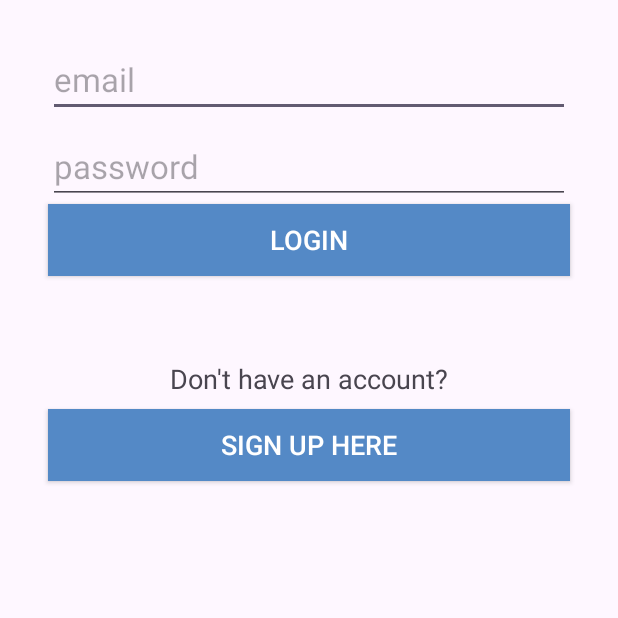
After one commit to yalcinmer/SmackChatApp, an Android app: the LoginActivity screen opened directly, with no data from a screen before it, on a phone screen of 412 x 824 dp, the top half of it. The commit adds this screen. Run offline under Robolectric (Android 15) with nearby library versions, the phone set to English and light mode, and no system bars.

Commit message:
adding login activity

```diff
--- a/app/src/main/AndroidManifest.xml
+++ b/app/src/main/AndroidManifest.xml
@@ -12,6 +12,9 @@
             android:theme="@style/Theme.SmackChatApp"
             tools:targetApi="31">
         <activity
+                android:name=".LoginActivity"
+                android:exported="false"/>
+        <activity
                 android:name=".MainActivity"
                 android:exported="true"
                 android:label="@string/title_activity_main"
--- /dev/null
+++ b/app/src/main/java/com/phi/smackchatapp/LoginActivity.kt
@@ -0,0 +1,27 @@
+package com.phi.smackchatapp
+
+import android.os.Bundle
+import android.view.View
+import androidx.activity.enableEdgeToEdge
+import androidx.appcompat.app.AppCompatActivity
+import com.phi.smackchatapp.databinding.ActivityLoginBinding
+
+class LoginActivity : AppCompatActivity() {
+
+    private lateinit var binding: ActivityLoginBinding
+
+    override fun onCreate(savedInstanceState: Bundle?) {
+        super.onCreate(savedInstanceState)
+        enableEdgeToEdge()
+        binding = ActivityLoginBinding.inflate(layoutInflater)
+        setContentView(binding.root)
+    }
+
+    fun loginButtonClicked(view: View) {
+
+    }
+
+    fun loginCreateUserButtonClicked(view: View) {
+
+    }
+}
--- a/app/src/main/java/com/phi/smackchatapp/MainActivity.kt
+++ b/app/src/main/java/com/phi/smackchatapp/MainActivity.kt
@@ -1,5 +1,6 @@
 package com.phi.smackchatapp
 
+import android.content.Intent
 import android.os.Bundle
 import android.view.View
 import androidx.appcompat.app.ActionBarDrawerToggle
@@ -28,7 +29,8 @@ class MainActivity : AppCompatActivity() {
     }
 
     fun loginButtonNavClicked(view: View) {
-
+        val loginIntent = Intent(this, LoginActivity::class.java)
+        startActivity(loginIntent)
     }
 
     fun addChannelClicked(view: View) {
--- /dev/null
+++ b/app/src/main/res/layout/activity_login.xml
@@ -0,0 +1,53 @@
+<?xml version="1.0" encoding="utf-8"?>
+<androidx.constraintlayout.widget.ConstraintLayout
+        xmlns:android="http://schemas.android.com/apk/res/android"
+        xmlns:tools="http://schemas.android.com/tools"
+        xmlns:app="http://schemas.android.com/apk/res-auto"
+        android:layout_width="match_parent"
+        android:layout_height="match_parent">
+
+
+    <EditText
+            android:layout_width="0dp"
+            android:layout_height="wrap_content"
+            android:ems="10"
+            android:id="@+id/loginEmailText"
+            app:layout_constraintStart_toStartOf="parent" app:layout_constraintEnd_toEndOf="parent"
+            app:layout_constraintTop_toTopOf="parent" android:layout_marginTop="28dp"
+            android:layout_marginStart="32dp" android:layout_marginEnd="32dp"
+            app:layout_constraintHorizontal_bias="1.0" android:hint="email" android:inputType="textEmailAddress"
+            android:selectAllOnFocus="true" android:textSize="22sp"/>
+    <EditText
+            android:layout_width="0dp"
+            android:layout_height="wrap_content"
+            android:inputType="textPassword"
+            android:ems="10"
+            android:id="@+id/loginPasswordText"
+            app:layout_constraintTop_toBottomOf="@+id/loginEmailText" app:layout_constraintStart_toStartOf="parent"
+            app:layout_constraintEnd_toEndOf="parent" android:layout_marginStart="32dp"
+            android:layout_marginEnd="32dp" android:layout_marginTop="8dp" android:hint="password"
+            android:textSize="22sp"/>
+    <androidx.appcompat.widget.AppCompatButton
+            android:text="LOGIN"
+            android:layout_width="0dp"
+            android:layout_height="wrap_content" android:id="@+id/loginButton"
+            app:layout_constraintTop_toBottomOf="@+id/loginPasswordText" app:layout_constraintStart_toStartOf="parent"
+            app:layout_constraintEnd_toEndOf="parent" android:layout_marginStart="32dp"
+            android:layout_marginEnd="32dp" android:background="@color/colorPrimary" android:textColor="@color/white"
+            android:textSize="18sp" android:onClick="loginButtonClicked"/>
+    <TextView
+            android:text="Don't have an account?"
+            android:layout_width="wrap_content"
+            android:layout_height="wrap_content" android:id="@+id/textView"
+            app:layout_constraintTop_toBottomOf="@+id/loginButton" app:layout_constraintStart_toStartOf="parent"
+            app:layout_constraintEnd_toEndOf="parent" android:layout_marginTop="56dp" android:textSize="18sp"/>
+    <androidx.appcompat.widget.AppCompatButton
+            android:text="SIGN UP HERE"
+            android:layout_width="0dp"
+            android:layout_height="wrap_content" android:id="@+id/loginCreateUserButton"
+            app:layout_constraintTop_toBottomOf="@+id/textView" app:layout_constraintStart_toStartOf="parent"
+            app:layout_constraintEnd_toEndOf="parent" android:layout_marginStart="32dp"
+            android:layout_marginEnd="32dp" android:textColor="@color/white" android:background="@color/colorPrimary"
+            android:textSize="18sp" android:layout_marginTop="8dp" android:onClick="loginCreateUserButtonClicked"
+            app:layout_constraintHorizontal_bias="1.0"/>
+</androidx.constraintlayout.widget.ConstraintLayout>
--- a/app/src/main/res/layout/nav_header_main.xml
+++ b/app/src/main/res/layout/nav_header_main.xml
@@ -16,7 +16,7 @@
             android:contentDescription="@string/nav_header_desc"
             android:id="@+id/userImageNavHeader"
             app:layout_constraintStart_toStartOf="parent"
-            android:layout_marginStart="8dp" app:layout_constraintBottom_toTopOf="@+id/loginButtonNavHeader"
+            android:layout_marginStart="12dp" app:layout_constraintBottom_toTopOf="@+id/loginButtonNavHeader"
             android:layout_marginBottom="8dp"/>
     <TextView
             android:layout_width="wrap_content"
@@ -39,8 +39,8 @@
             android:layout_height="32dp" android:id="@+id/loginButtonNavHeader"
             android:background="@android:color/transparent"
             app:layout_constraintBottom_toBottomOf="parent" app:layout_constraintStart_toStartOf="parent"
-            android:layout_marginStart="24dp" android:layout_marginBottom="4dp" android:onClick="loginButtonNavClicked"
-            android:textAlignment="viewStart"/>
+            android:layout_marginBottom="4dp" android:onClick="loginButtonNavClicked"
+            android:textAlignment="center" android:layout_marginStart="4dp"/>
     <ImageButton
             android:layout_width="30dp"
             android:layout_height="30dp" app:srcCompat="@drawable/addchannelbutton"
```
